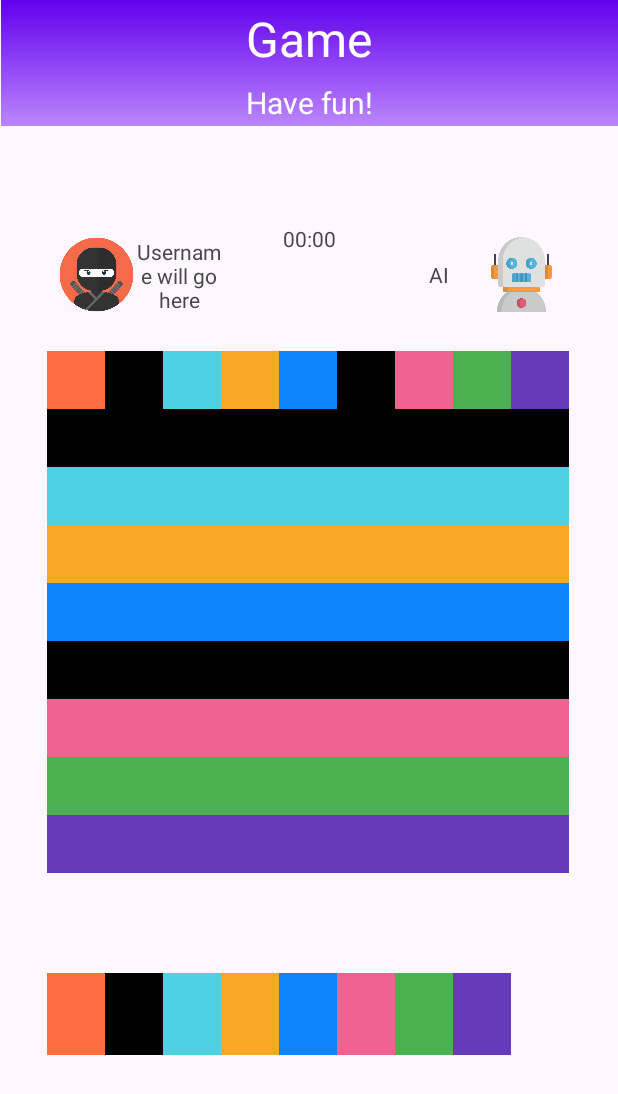
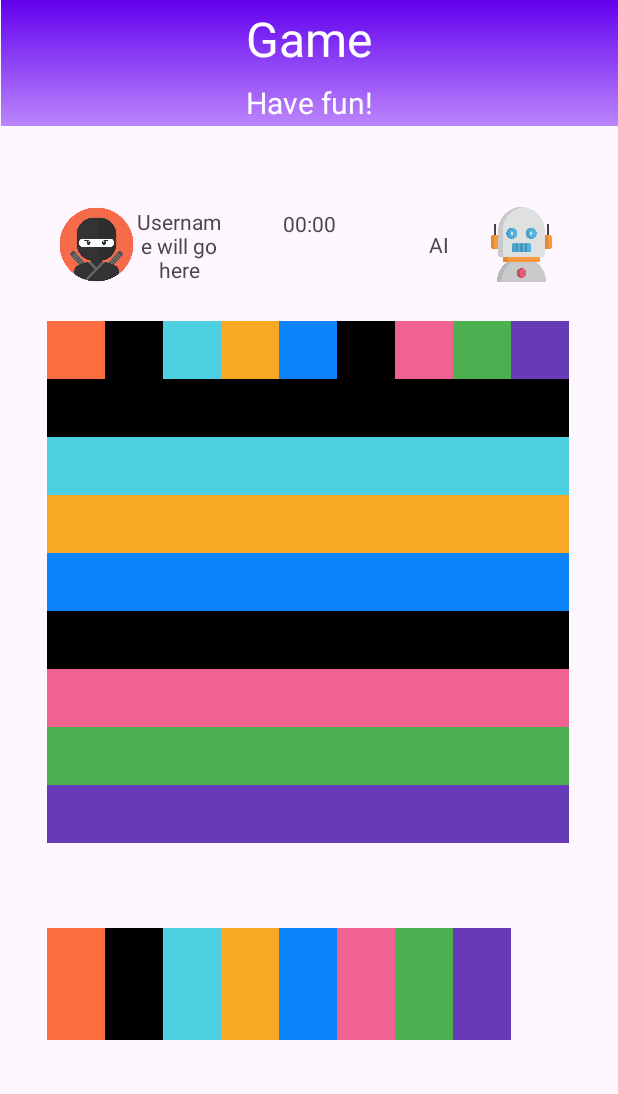
Before and after one commit to oriolagobat/Filler-Game-2, an Android app: the Game screen opened directly, with no data from a screen before it, on a phone screen of 412 x 824 dp. Shown: the top 1094 px of the screen. Run offline under Robolectric (Android 15) with nearby library versions, the phone set to English and light mode, and no system bars; 2 statements that could not run were skipped.

Commit message:
Board completely implemented, still missing selector distances

```diff
--- a/app/src/main/java/com/example/filler/gui/game/Game.kt
+++ b/app/src/main/java/com/example/filler/gui/game/Game.kt
@@ -8,6 +8,7 @@ import com.example.filler.constants.GameColor
 import com.example.filler.databinding.ActivityGameBinding
 import com.example.filler.logic.GameResponse
 import com.example.filler.logic.GameSettings
+import com.example.filler.logic.stub.GameStub3x3
 import com.example.filler.logic.stub.GameStub9x9
 
 class Game : AppCompatActivity() {
@@ -71,7 +72,7 @@ class Game : AppCompatActivity() {
         // This is how it will be
 //        binding.boardGridView.numColumns = settings.boardSize
         // This is for now, in order to work  with the game stub
-        binding.selectorGridView.numColumns = 3
+//        binding.selectorGridView.numColumns = 3
         binding.selectorGridView.numColumns = 9
 //        val gameStub = GameStub3x3(settings)  //  Game initialization
         val gameStub = GameStub9x9(settings)  //  Game initialization
--- a/app/src/main/java/com/example/filler/gui/game/GridAdapter.kt
+++ b/app/src/main/java/com/example/filler/gui/game/GridAdapter.kt
@@ -7,6 +7,7 @@ import android.view.ViewGroup
 import android.widget.BaseAdapter
 import android.widget.GridView
 import android.widget.TextView
+import android.widget.Toast
 import androidx.appcompat.content.res.AppCompatResources
 import com.example.filler.R
 import com.example.filler.constants.GameColor
--- a/app/src/main/res/layout/activity_game.xml
+++ b/app/src/main/res/layout/activity_game.xml
@@ -68,7 +68,8 @@
         <GridView
             android:id="@+id/selectorGridView"
             android:layout_width="350dp"
-            android:layout_height="110dp"
+            android:layout_height="150dp"
+            android:gravity="center"
             app:layout_constraintBottom_toBottomOf="parent"
             app:layout_constraintEnd_toEndOf="parent"
             app:layout_constraintStart_toStartOf="parent"
```
